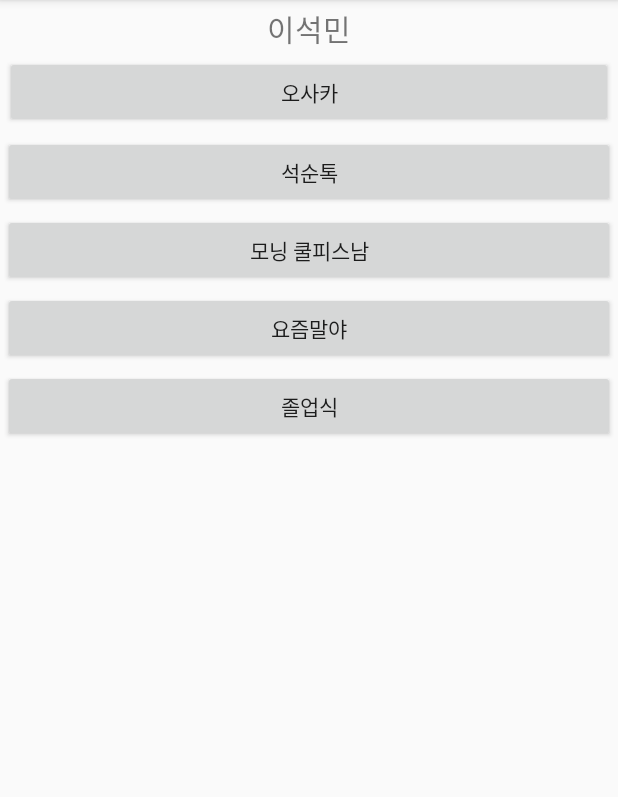
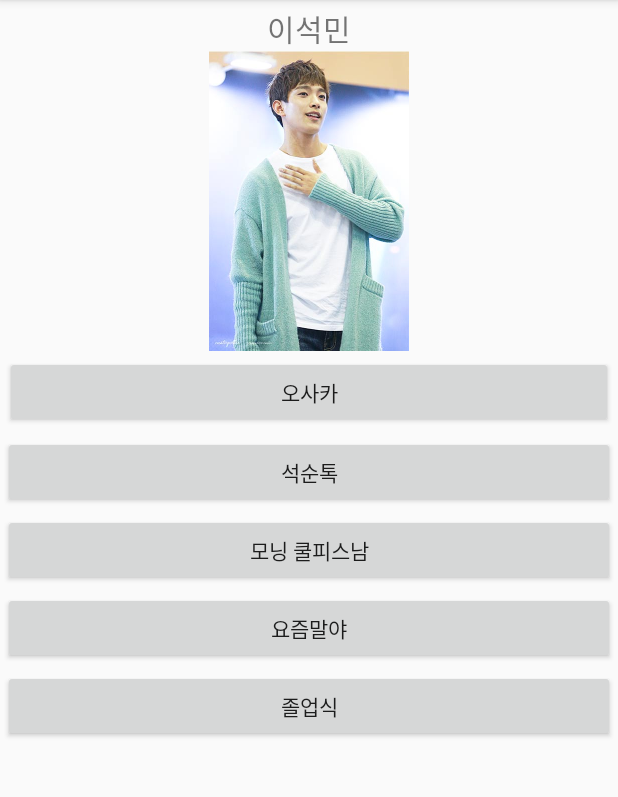
Before and after one commit to yurilee9696/friend-simulator, an Android app: the screen it shows after launch (MainActivity), on a phone screen of 412 x 824 dp, the part 84-881 px from its top. Run offline under Robolectric (Android 15) with nearby library versions, the phone set to English and light mode, and no system bars.

Commit message:
평상시 상태 이미지 보여주기

```diff
--- a/app/src/main/java/kr/hs/emirim/wwhhoo0011/friendsimulator/MainActivity.java
+++ b/app/src/main/java/kr/hs/emirim/wwhhoo0011/friendsimulator/MainActivity.java
@@ -4,16 +4,19 @@ import android.os.Bundle;
 import android.support.v7.app.AppCompatActivity;
 import android.util.Log;
 import android.view.View;
+import android.widget.ImageView;
 import android.widget.Toast;
 
 public class MainActivity extends AppCompatActivity {
     public final static String TAG = "이석민";
+    private ImageView mimageViewFreindVisual;
 
     @Override
     protected void onCreate(Bundle savedInstanceState) {
         super.onCreate(savedInstanceState);
         Log.d(TAG,"onCreate 메소드 호출");
         setContentView(R.layout.activity_main);
+        mimageViewFreindVisual=(ImageView) findViewById(R.id.friend_visual);
         Log.d(TAG,"activity_main 레이아웃 세팅");
     }
     void onClick(View view){
--- a/app/src/main/res/layout/activity_main.xml
+++ b/app/src/main/res/layout/activity_main.xml
@@ -17,6 +17,12 @@
         android:layout_marginTop="4dp"
         android:text="이석민"/>
 
+    <ImageView
+        android:id="@+id/friend_visual"
+        android:layout_width="200dp"
+        android:layout_height="200dp"
+        android:layout_gravity="center"
+        android:src="@drawable/dk2" />
 
     <Button
         android:id="@+id/button1"
```
